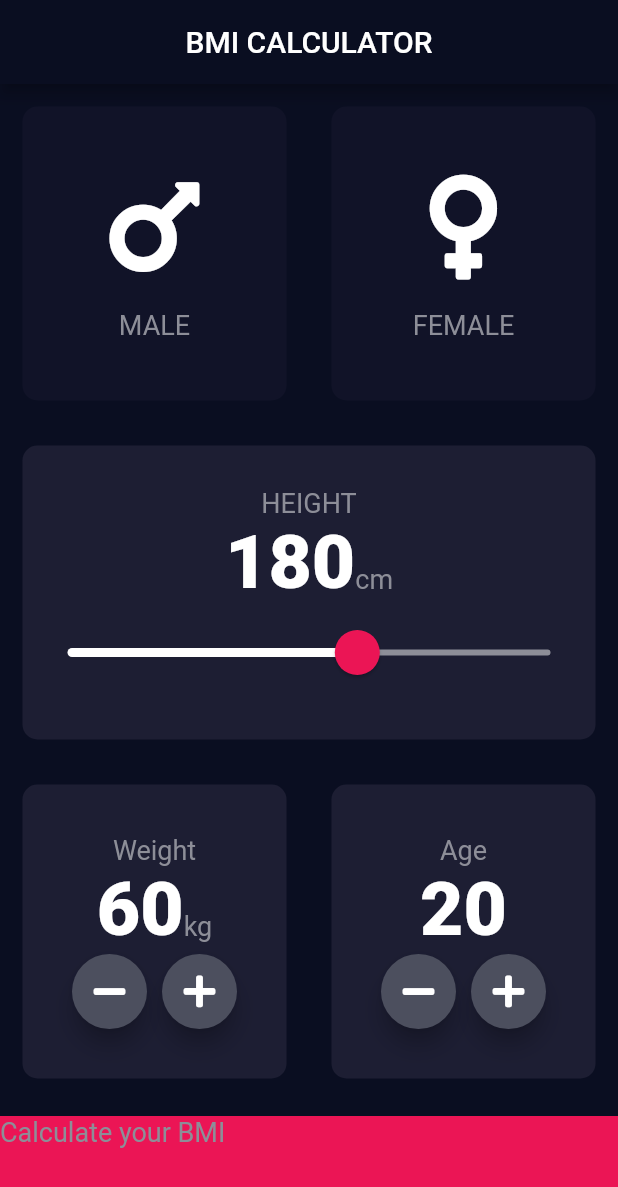
After one commit to gLuColte/Flutter-AppBrewery-Part1, a Flutter app: the screen it shows after launch, after a tap on "BMI App", on a phone screen of 412 x 824 dp. The commit adds this screen. Shown: the top 1187 px of the screen. Run offline on Flutter 3.47's test engine with Material 2 defaults, Android fonts, the phone set to English and light mode, and no system bars; our stand-ins replace audioplayers, font_awesome_flutter, rflutter_alert.

Commit message:
Added BMI

```diff
--- /dev/null
+++ b/lib/pages/bmi_calculator.dart
@@ -0,0 +1,15 @@
+import 'package:flutter/material.dart';
+import 'bmi_input_page.dart';
+
+class BmiCalculator extends StatelessWidget {
+  @override
+  Widget build(BuildContext context) {
+    return MaterialApp(
+      theme: ThemeData.dark().copyWith(//Notice Copy With
+        primaryColor: Color(0xFF0A0E21),
+        scaffoldBackgroundColor: Color(0XFF0A0E21),
+      ),
+      home: InputPage(),
+    );
+  }
+}
--- /dev/null
+++ b/lib/pages/bmi_constants.dart
@@ -0,0 +1,16 @@
+import 'package:flutter/material.dart';
+
+const kBottomContainerHeight = 80.0; // Hence Constant is usually define here, initialize
+const kActiveCardColour = Color(0xFF1D1E33);
+const kInactiveCardColour = Color(0xFF111328);
+const kBottomContainerColor = Color(0XFFEB1555);
+
+const kLabelTextStyle = TextStyle(
+  fontSize: 18.0,
+  color: Color(0xFF8D8E98),
+);
+
+const kNumberTextStyle = TextStyle(
+  fontSize: 50.0,
+  fontWeight: FontWeight.w900,
+);
--- /dev/null
+++ b/lib/pages/bmi_icon_content.dart
@@ -0,0 +1,27 @@
+import 'package:flutter/material.dart';
+import 'bmi_constants.dart';
+
+class IconContent extends StatelessWidget {
+  // Constructor takes input for class - note
+  IconContent({@required this.icon, @required this.text});
+
+  final IconData icon; // const vs final - To do with compile time, former creates during compile time, latter is AFTER
+  final String text;
+
+  @override
+  Widget build(BuildContext context) {
+    return Column(
+      mainAxisAlignment: MainAxisAlignment.center,
+      children: [
+        Icon(
+          icon,
+          size: 80.0,
+        ),
+        SizedBox(
+          height:15.0,
+        ),
+        Text(text, style: kLabelTextStyle)
+      ],
+    );
+  }
+}
--- /dev/null
+++ b/lib/pages/bmi_input_page.dart
@@ -0,0 +1,208 @@
+import 'package:flutter/material.dart';
+import 'package:font_awesome_flutter/font_awesome_flutter.dart';
+import 'bmi_reusable_card.dart';
+import 'bmi_icon_content.dart';
+import 'bmi_constants.dart';
+
+enum Gender {male, female}
+
+class InputPage extends StatefulWidget {
+  @override
+  _InputPageState createState() => _InputPageState();
+}
+
+class _InputPageState extends State<InputPage> {
+  Gender selectedGender; //using Enums + Tenary
+  int height = 180;
+  int weight = 60;
+  int age = 20;
+  @override
+  Widget build(BuildContext context) {
+    return Scaffold(
+      appBar: AppBar(
+        title: Center(child: Text('BMI CALCULATOR')),
+      ),
+      body: Column(
+        crossAxisAlignment: CrossAxisAlignment.stretch,
+        children: [
+          Expanded(child: Row(
+            children: [
+              Expanded(child:
+                ReusableCard( // Making onPress Function then input into Gesture Detector
+                  onPress: (){
+                    setState(() {
+                      selectedGender = Gender.male;
+                    });
+                  },
+                  colour: selectedGender == Gender.male ? kActiveCardColour : kInactiveCardColour,
+                  cardChild: IconContent(icon: FontAwesomeIcons.mars, text: 'MALE',),
+                )
+              ),
+              Expanded(child:
+                ReusableCard(
+                  onPress: (){
+                    setState(() {
+                      selectedGender = Gender.female;
+                    });
+                  },
+                  colour: selectedGender == Gender.female ? kActiveCardColour : kInactiveCardColour,
+                  cardChild: IconContent(icon: FontAwesomeIcons.venus, text: 'FEMALE',),
+                )
+              ),
+            ],
+          )),
+          Expanded(child: ReusableCard(
+              colour: kActiveCardColour,
+              cardChild: Column(
+                mainAxisAlignment: MainAxisAlignment.center,
+                children: [
+                  Text('HEIGHT', style: kLabelTextStyle,),
+                  Row(
+                    mainAxisAlignment: MainAxisAlignment.center,
+                    crossAxisAlignment: CrossAxisAlignment.baseline,
+                    textBaseline: TextBaseline.alphabetic,
+                    children: [
+                      Text(
+                        height.toString(),
+                        style: kNumberTextStyle,
+                      ),
+                      Text(
+                        'cm',
+                        style: kLabelTextStyle,
+                      ),
+                    ],
+                  ),
+                  SliderTheme(
+                    data: SliderTheme.of(context).copyWith(
+                      inactiveTrackColor: Color(0XFF8D8E98),
+                      activeTrackColor: Colors.white,
+                      thumbColor: Color(0xFFEB1555),
+                      overlayColor: Color(0x29EB1555),
+                      thumbShape:
+                        RoundSliderThumbShape(enabledThumbRadius: 15.0),
+                      overlayShape:
+                        RoundSliderOverlayShape(overlayRadius: 30.0)
+                    ),
+                    child: Slider(
+                      value: height.toDouble(),
+                      min: 120.0,
+                      max: 220.0,
+                      onChanged: (double newValue){
+                        setState(() {
+                          height = newValue.round();
+                        });
+                      },
+                    ),
+                  )
+                ],
+              ),
+          ),),
+          Expanded(child: Row(
+            children: [
+              Expanded(child: ReusableCard(
+                  colour: kActiveCardColour,
+                  cardChild: Column(
+                    mainAxisAlignment: MainAxisAlignment.center,
+                    children: [
+                      Text(
+                        'Weight',
+                        style: kLabelTextStyle,
+                      ),
+                      Row(
+                        mainAxisAlignment: MainAxisAlignment.center,
+                        crossAxisAlignment: CrossAxisAlignment.baseline,
+                        textBaseline: TextBaseline.alphabetic,
+                        children: [
+                          Text(weight.toString(), style: kNumberTextStyle,),
+                          Text('kg', style: kLabelTextStyle,)
+                        ],
+                      ),
+                      Row(
+                        mainAxisAlignment: MainAxisAlignment.center,
+                        children: [
+                          RoundIconButton(icon: FontAwesomeIcons.minus, onPressed: (){
+                            setState(() {
+                              weight--;
+                            });
+                          },),
+                          SizedBox(width: 10.0,),
+                          RoundIconButton(icon: FontAwesomeIcons.plus, onPressed: (){
+                            setState(() {
+                              weight++;
+                            });
+                          },),
+                        ],
+                      )
+                    ],
+                  ),
+              ),),
+              Expanded(child: ReusableCard(
+                  colour: kActiveCardColour,
+                  cardChild: Column(
+                    mainAxisAlignment: MainAxisAlignment.center,
+                    children: [
+                      Text(
+                        'Age',
+                        style: kLabelTextStyle,
+                      ),
+                      Row(
+                        mainAxisAlignment: MainAxisAlignment.center,
+                        crossAxisAlignment: CrossAxisAlignment.baseline,
+                        textBaseline: TextBaseline.alphabetic,
+                        children: [
+                          Text(age.toString(), style: kNumberTextStyle,),
+                        ],
+                      ),
+                      Row(
+                        mainAxisAlignment: MainAxisAlignment.center,
+                        children: [
+                          RoundIconButton(icon: FontAwesomeIcons.minus, onPressed: (){
+                            setState(() {
+                              age--;
+                            });
+                          },),
+                          SizedBox(width: 10.0,),
+                          RoundIconButton(icon: FontAwesomeIcons.plus, onPressed: (){
+                            setState(() {
+                              age++;
+                            });
+                          },),
+                        ],
+                      )
+                    ],
+                  ),
+              ),),
+            ],
+          )),
+          Container(
+            color: kBottomContainerColor,
+            margin: EdgeInsets.only(top:10.0),
+            width: double.infinity,
+            height: kBottomContainerHeight,
+            child: Text('Calculate your BMI', style: kLabelTextStyle,),
+          )
+        ],
+      )
+    );
+  }
+}
+
+class RoundIconButton extends StatelessWidget {
+  RoundIconButton({@required this.icon, @required this.onPressed});
+  final IconData icon;
+  final Function onPressed;
+  @override
+  Widget build(BuildContext context) {
+    return RawMaterialButton(
+      child:Icon(icon),
+      onPressed: onPressed,
+      elevation: 6.0,
+      constraints: BoxConstraints.tightFor(
+        width: 50.0,
+        height: 50.0
+      ),
+      shape: CircleBorder(),
+      fillColor: Color(0xFF4c4F5E),
+    );
+  }
+}
--- /dev/null
+++ b/lib/pages/bmi_reusable_card.dart
@@ -0,0 +1,27 @@
+import 'package:flutter/material.dart';
+import 'bmi_constants.dart';
+// Custom Widget Created
+class ReusableCard extends StatelessWidget {
+
+  // Constructor takes input for class - note
+  ReusableCard({@required this.colour, this.cardChild, this.onPress});
+
+  final Color colour; // const vs final - To do with compile time, former creates during compile time, latter is AFTER
+  final Widget cardChild;
+  final Function onPress;
+
+  @override
+  Widget build(BuildContext context) {
+    return GestureDetector(
+      onTap: onPress,
+      child: Container(
+        child: cardChild,
+        margin: EdgeInsets.all(15.0),
+        decoration: BoxDecoration(
+          color: colour,
+          borderRadius: BorderRadius.circular(10.0),
+        ),
+      ),
+    );
+  }
+}
--- a/lib/pages/mainPage.dart
+++ b/lib/pages/mainPage.dart
@@ -6,6 +6,7 @@
 import 'magicEight.dart';
 import 'xylophone.dart';
 import 'quizzler.dart';
+import 'bmi_calculator.dart';
 
 class mainPage extends StatelessWidget {
   ListTile buildTile({BuildContext context, Text title, Text subtitle, Icon icon, Widget page}){
@@ -38,6 +39,7 @@
             buildTile(context: context, title: Text('Magic 8'), subtitle: Text('Magic 8 App for questions'), icon: Icon(Icons.verified_user, color: Colors.yellow), page: magicEightPage()),
             buildTile(context: context, title: Text('Xylophone App'), subtitle: Text('App for playing music'), icon: Icon(Icons.verified_user, color: Colors.purple), page: xylophonePage()),
             buildTile(context: context, title: Text('Quizzler App'), subtitle: Text('App full of quiz'),  icon: Icon(Icons.verified_user, color: Colors.pink), page: Quizzler()),
+            buildTile(context: context, title: Text('BMI App'), subtitle: Text('BMI Calculator'),  icon: Icon(Icons.verified_user, color: Colors.brown), page: BmiCalculator()),
 
 
           ],
--- a/pubspec.yaml
+++ b/pubspec.yaml
@@ -28,7 +28,9 @@
   # The following adds the Cupertino Icons font to your application.
   # Use with the CupertinoIcons class for iOS style icons.
   cupertino_icons: ^0.1.3
+  font_awesome_flutter: ^8.4.0
   audioplayers: ^0.10.0
+  rflutter_alert: ^1.0.2
 
 dev_dependencies:
   flutter_test:
```
Also changed, not shown: lib/pages/quizzler.dart (+47 -6 lines), lib/pages/quizzler_database.dart (added, +69 -0 lines), lib/pages/quizzler_questions.dart (added, +11 -0 lines), pubspec.lock.
